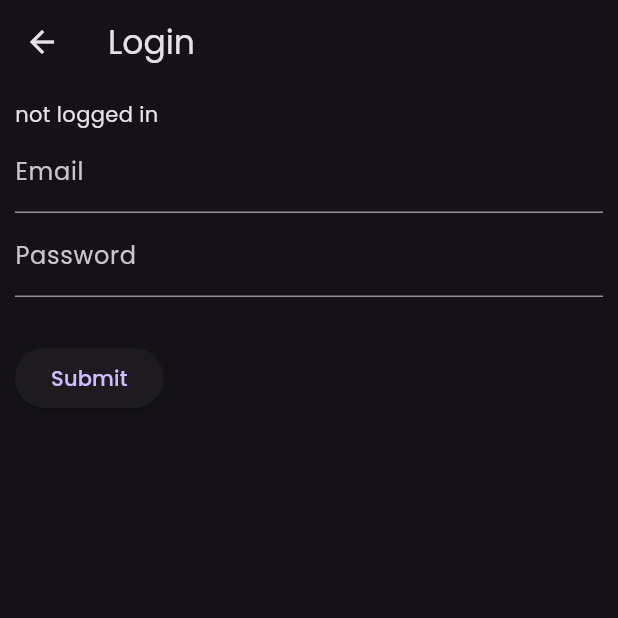
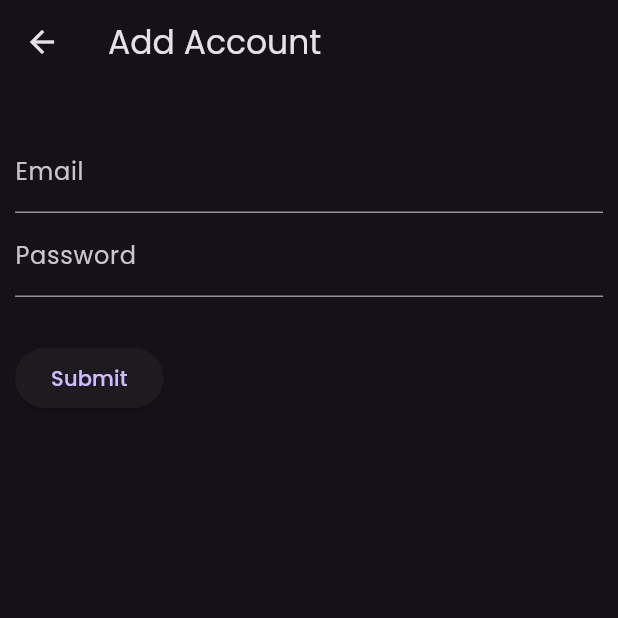
Before and after one commit to codemanbh/LMSMobile, a Flutter app: the LoginPage screen opened by its route, on a phone screen of 412 x 824 dp, the top half of it. Run offline on Flutter 3.47's test engine with Material 3 defaults, Android fonts, the phone set to English and light mode, and no system bars; our stand-ins replace flutter_spinkit, fluttertoast, google_fonts; network calls fail.

Commit message:
change fstate defult value

```diff
--- a/lib/pages/LoginPage.dart
+++ b/lib/pages/LoginPage.dart
@@ -18,7 +18,7 @@ class _LoginPageState extends State<LoginPage> {
 
   String _email = "";
   String _password = "";
-  String fstate = "not logged in";
+  String fstate = "";
 
   Widget _buildEmail() {
     return TextFormField(
@@ -94,7 +94,7 @@ class _LoginPageState extends State<LoginPage> {
   @override
   Widget build(BuildContext context) {
     return Scaffold(
-      appBar: AppBar(title: Text('Login')),
+      appBar: AppBar(title: Text('Add Account')),
       body: SingleChildScrollView(
           child: Container(
         margin: const EdgeInsets.all(10),
```
